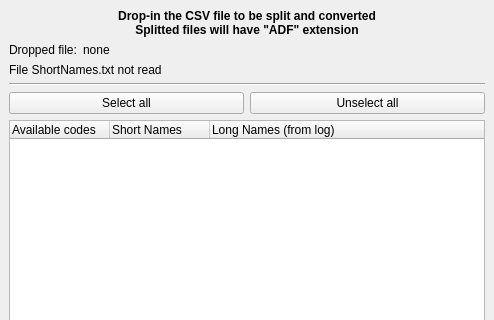
This is mainwindow.ui in max-privato/CanzeLogRead as Qt 5 draws it before an edit; both pictures show x 0 to 494 and y 0 to 320 of the 494 by 520 pixel window. The edited form follows.
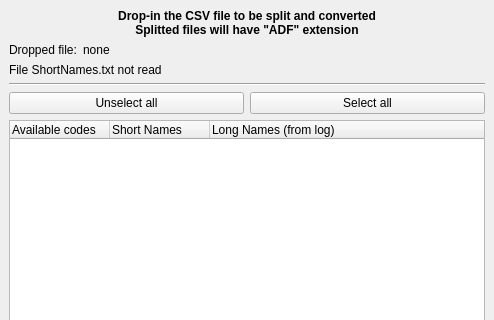
This is the edited form.

Commit message: Eliminated deprecated function calls; other minor changes

Diff of the .ui file:
```diff
--- a/mainwindow.ui
+++ b/mainwindow.ui
@@ -87,13 +87,6 @@
     </item>
     <item>
      <layout class="QHBoxLayout" name="horizontalLayout_3">
-      <item>
-       <widget class="QPushButton" name="selectBtn">
-        <property name="text">
-         <string>Select all</string>
-        </property>
-       </widget>
-      </item>
       <item>
        <widget class="QPushButton" name="unselectBtn">
         <property name="text">
@@ -101,6 +94,13 @@
         </property>
        </widget>
       </item>
+      <item>
+       <widget class="QPushButton" name="selectBtn">
+        <property name="text">
+         <string>Select all</string>
+        </property>
+       </widget>
+      </item>
      </layout>
     </item>
     <item>
```
Left out of the diff: 1 changed line with no effect on the pictures. The commit also changes 2 other files.
